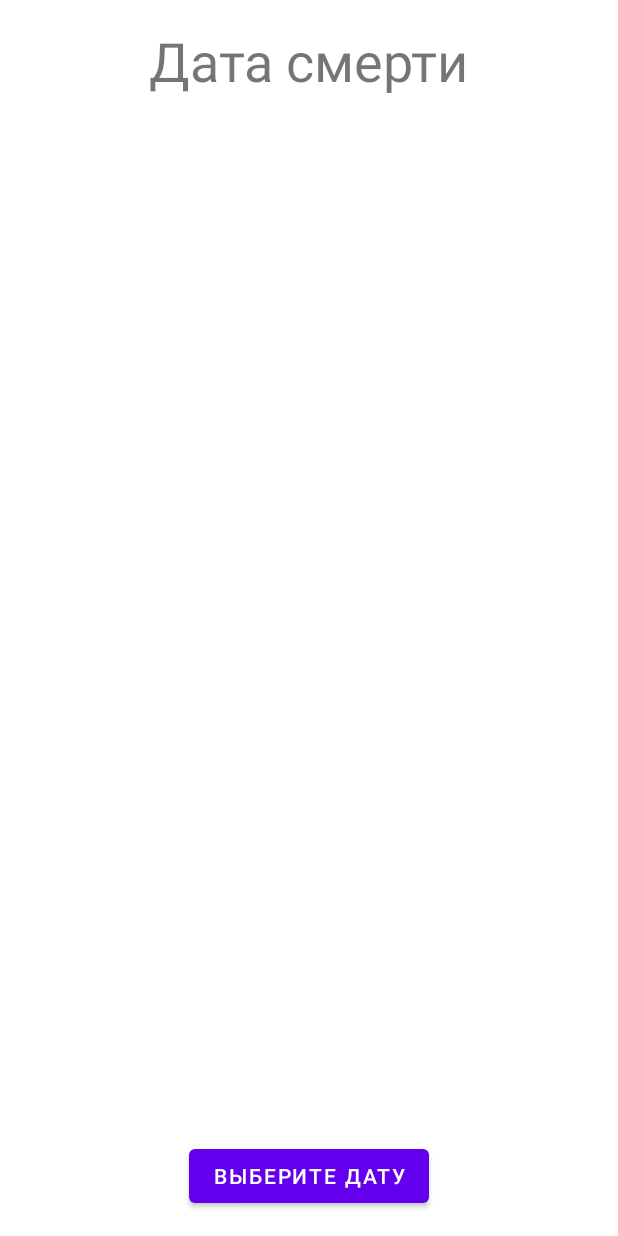
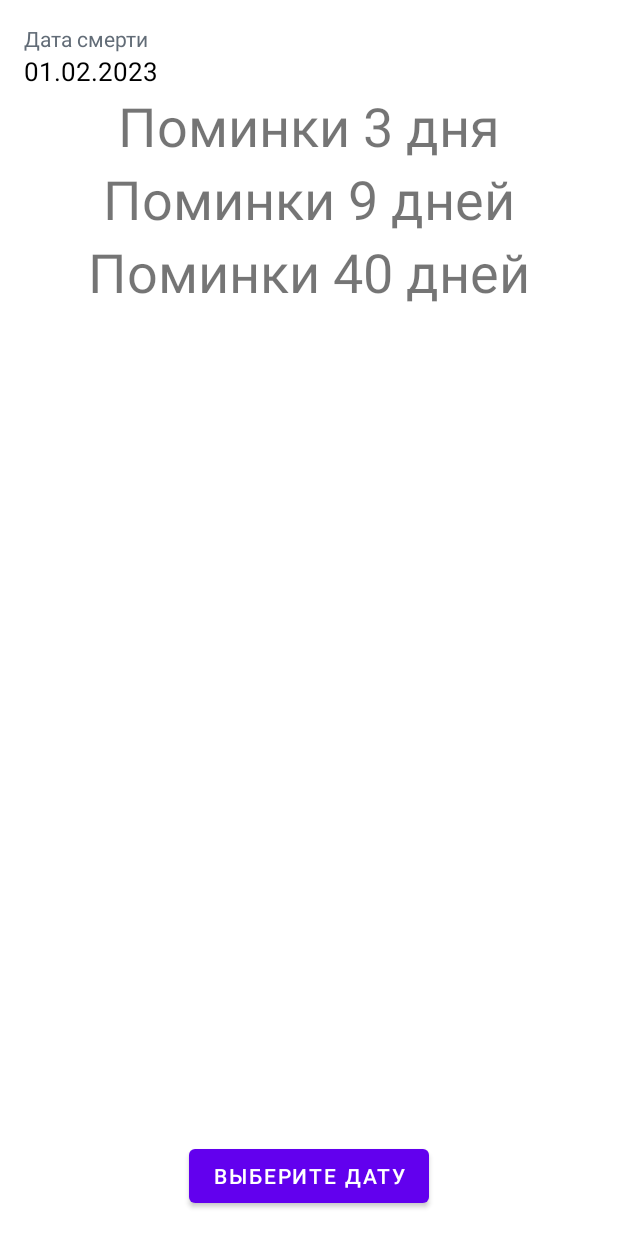
Before and after one commit to ProkhodOlya/CalculyatorPominok, an Android app: the layout activity_main.xml on its own in the app's theme, with its tools: preview values and no code run, on a phone screen of 412 x 824 dp. Run offline under Robolectric (Android 15) with nearby library versions, the light colour scheme and no system bars.

Commit message:
constraint to date of Death

```diff
--- a/app/src/main/res/layout/activity_main.xml
+++ b/app/src/main/res/layout/activity_main.xml
@@ -6,29 +6,56 @@
     android:layout_height="match_parent"
     tools:context=".MainActivity">
 
-    <TextView
-        android:id="@+id/textDateOfDeath"
-        android:layout_width="wrap_content"
+    <androidx.constraintlayout.widget.ConstraintLayout
+        android:id="@+id/constraintDateOfDeath"
+        android:layout_width="match_parent"
         android:layout_height="wrap_content"
-        android:text="Дата смерти"
-        android:textSize="36sp"
+        android:layout_marginHorizontal="16dp"
         android:layout_marginTop="16dp"
-        app:layout_constraintBottom_toTopOf="@id/textDateOfDeathNine"
-        app:layout_constraintLeft_toLeftOf="parent"
-        app:layout_constraintRight_toRightOf="parent"
-        app:layout_constraintTop_toTopOf="parent" />
+        app:layout_constraintBottom_toTopOf="@+id/textDateOfDeathThree"
+        app:layout_constraintEnd_toEndOf="parent"
+        app:layout_constraintStart_toStartOf="parent"
+        app:layout_constraintTop_toTopOf="parent">
+
+        <TextView
+            android:id="@+id/textDateOfDeathCaption"
+            android:layout_width="match_parent"
+            android:layout_height="wrap_content"
+            android:text="Дата смерти"
+            android:textSize="14sp"
+            android:textColor="#626C77"
+            app:layout_constraintBottom_toTopOf="@id/textDateOfDeath"
+            app:layout_constraintLeft_toLeftOf="parent"
+            app:layout_constraintRight_toRightOf="parent"
+            app:layout_constraintTop_toTopOf="parent" />
+
+        <TextView
+            android:id="@+id/textDateOfDeath"
+            android:layout_width="match_parent"
+            android:layout_height="wrap_content"
+            android:layout_marginTop="16dp"
+            tools:text="01.02.2023"
+            android:textSize="17sp"
+            android:textColor="#000000"
+            app:layout_constraintLeft_toLeftOf="parent"
+            app:layout_constraintRight_toRightOf="parent"
+            app:layout_constraintBottom_toBottomOf="parent" />
+
+    </androidx.constraintlayout.widget.ConstraintLayout>
+
 
     <TextView
         android:id="@+id/textDateOfDeathThree"
         android:layout_width="wrap_content"
         android:layout_height="wrap_content"
         android:text="Поминки 3 дня"
+        android:textSize="36sp"
         android:visibility="gone"
-        android:textSize="36sp"
         app:layout_constraintBottom_toTopOf="@+id/textDateOfDeathNine"
-        app:layout_constraintTop_toBottomOf="@+id/textDateOfDeath"
         app:layout_constraintLeft_toLeftOf="parent"
-        app:layout_constraintRight_toRightOf="parent"/>
+        app:layout_constraintRight_toRightOf="parent"
+        app:layout_constraintTop_toBottomOf="@+id/constraintDateOfDeath"
+        tools:visibility="visible" />
 
     <TextView
         android:id="@+id/textDateOfDeathNine"
@@ -38,9 +65,10 @@
         android:textSize="36sp"
         android:visibility="gone"
         app:layout_constraintBottom_toTopOf="@+id/textDateOfDeathForty"
+        app:layout_constraintLeft_toLeftOf="parent"
+        app:layout_constraintRight_toRightOf="parent"
         app:layout_constraintTop_toBottomOf="@+id/textDateOfDeathThree"
-        app:layout_constraintLeft_toLeftOf="parent"
-        app:layout_constraintRight_toRightOf="parent"/>
+        tools:visibility="visible" />
 
     <TextView
         android:id="@+id/textDateOfDeathForty"
@@ -49,10 +77,10 @@
         android:text="Поминки 40 дней"
         android:textSize="36sp"
         android:visibility="gone"
-        app:layout_constraintBottom_toTopOf="@+id/button"
+        app:layout_constraintLeft_toLeftOf="parent"
+        app:layout_constraintRight_toRightOf="parent"
         app:layout_constraintTop_toBottomOf="@+id/textDateOfDeathNine"
-        app:layout_constraintLeft_toLeftOf="parent"
-        app:layout_constraintRight_toRightOf="parent"/>
+        tools:visibility="visible" />
 
     <Button
         android:id="@+id/button"
@@ -64,6 +92,8 @@
         android:text="Выберите дату"
         app:layout_constraintBottom_toBottomOf="parent"
         app:layout_constraintEnd_toEndOf="parent"
-        app:layout_constraintStart_toStartOf="parent" />
+        app:layout_constraintStart_toStartOf="parent"
+        app:layout_constraintTop_toBottomOf="@+id/textDateOfDeathForty"
+        app:layout_constraintVertical_bias="1.0" />
 
 </androidx.constraintlayout.widget.ConstraintLayout>
```
